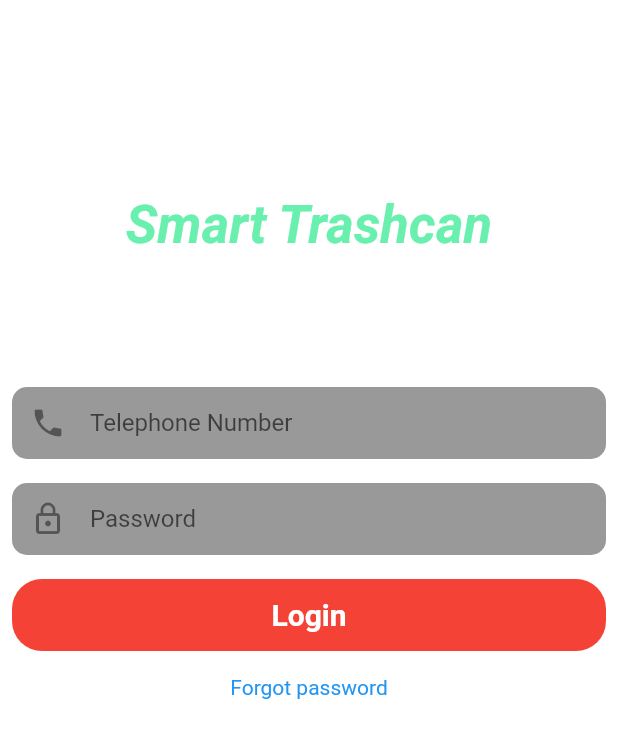
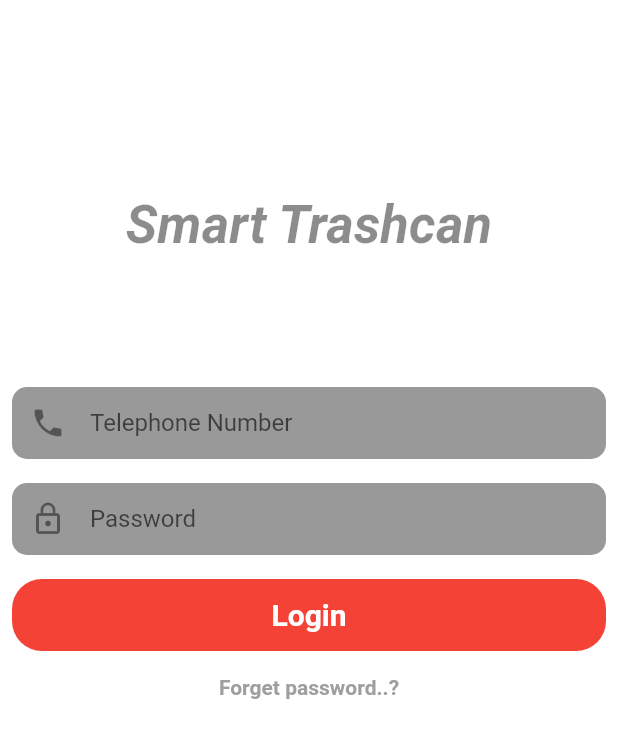
Before and after one commit to MohamedSalahFCI/Admin-Smart-Trash, a Flutter app: the screen it shows after launch, on a phone screen of 412 x 824 dp. Shown: the top 738 px of the screen. Run offline on Flutter 3.47's test engine with Material 2 defaults, Android fonts, the phone set to English and light mode, and no system bars; our stand-ins replace badges, dio, firebase_messaging, image_picker, liquid_pull_to_refresh, location and 2 more; missing offline and left inert: map_view; accounts and stored records are empty; statements that could not run were skipped.

Commit message:
login update

```diff
--- a/lib/login.dart
+++ b/lib/login.dart
@@ -159,7 +159,7 @@ class _LoginPageState extends State<LoginPage> {
             child: new Text(
               "Smart Trashcan",
               style: TextStyle(
-                  color: Colors.greenAccent,
+                  color: Colors.black45,
                   fontSize: 35.0,
                   fontWeight: FontWeight.bold,
                   fontStyle: FontStyle.italic),
@@ -276,11 +276,11 @@ class _LoginPageState extends State<LoginPage> {
                                           builder: (context) => new Forget1()));
                                 },
                                 child: Text(
-                                  "Forgot password",
+                                  "Forget password..?",
                                   textAlign: TextAlign.center,
                                   style: TextStyle(
-                                    color: Colors.blue,
-                                    fontWeight: FontWeight.w400,
+                                    color: Colors.grey,
+                                    fontWeight: FontWeight.bold,
                                   ),
                                 )),
                           ),
--- a/lib/message_information.dart
+++ b/lib/message_information.dart
@@ -60,7 +60,10 @@ class _MessageInfoState extends State<MessageInfo> {
       onWillPop: loadData2,
       child: Scaffold(
         appBar: AppBar(
-          title: new Text("Replyin Message"),
+          title: new Text(
+            "Replying Message",
+            style: TextStyle(letterSpacing: 3.0),
+          ),
           elevation: 0.1,
           backgroundColor: Colors.red,
         ),
--- a/lib/replyMessahePage.dart
+++ b/lib/replyMessahePage.dart
@@ -107,7 +107,10 @@ class _ReplyToWorkerState extends State<ReplyToWorker> {
       onWillPop: loadData2,
       child: Scaffold(
         appBar: AppBar(
-          title: new Text("Replyin Message"),
+          title: new Text(
+            "Replying Message",
+            style: TextStyle(letterSpacing: 3.0),
+          ),
           elevation: 0.1,
           backgroundColor: Colors.red,
         ),
--- a/lib/trash_information.dart
+++ b/lib/trash_information.dart
@@ -123,7 +123,10 @@ class _TrashInformationState extends State<TrashInformation> {
       appBar: AppBar(
         elevation: 0.1,
         backgroundColor: Colors.red,
-        title: new Text("Trash Information"),
+        title: new Text(
+          "Trash Information",
+          style: TextStyle(letterSpacing: 3.0),
+        ),
       ),
       body: ListView(
         children: <Widget>[
```
Also changed, not shown: lib/trashIsEmpty.dart (+9 -2 lines).
